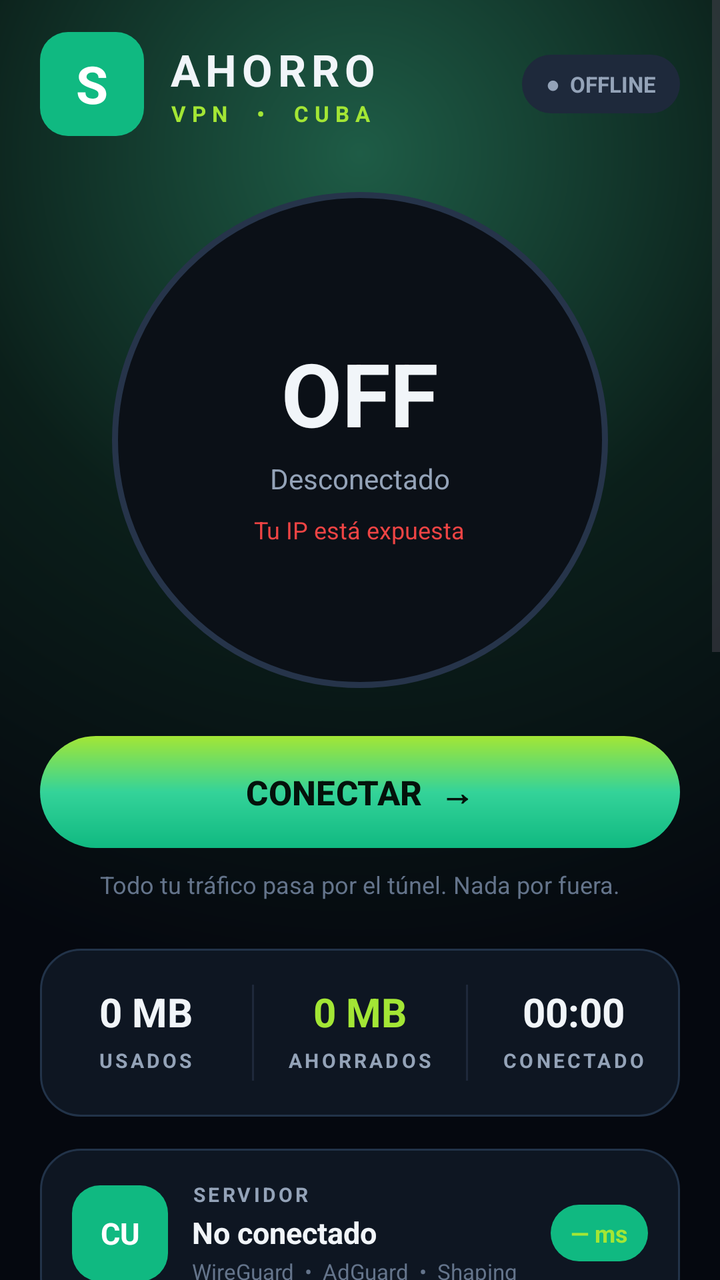
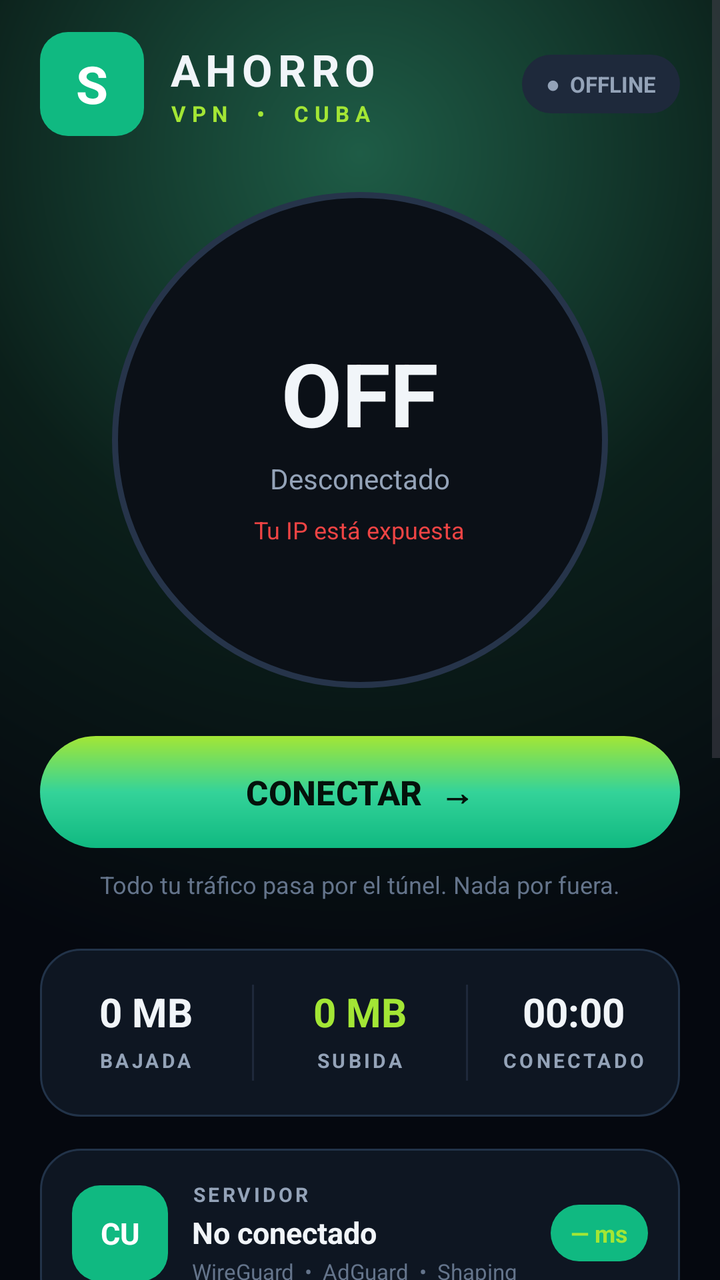

The first picture is an Android layout as it rendered before a commit; the second is the same layout after the commit. The layout source and the unified diff follow.
<!-- AndroidManifest.xml: application theme Theme.AhorroVPN -->
<!-- res/layout/activity_main.xml -->
<?xml version="1.0" encoding="utf-8"?>
<ScrollView xmlns:android="http://schemas.android.com/apk/res/android"
    xmlns:app="http://schemas.android.com/apk/res-auto"
    android:layout_width="match_parent"
    android:layout_height="match_parent"
    android:background="@drawable/bg_aurora">

    <LinearLayout
        android:layout_width="match_parent"
        android:layout_height="wrap_content"
        android:orientation="vertical"
        android:paddingStart="20dp"
        android:paddingEnd="20dp"
        android:paddingTop="16dp"
        android:paddingBottom="24dp">

        
        <LinearLayout
            android:layout_width="match_parent"
            android:layout_height="wrap_content"
            android:gravity="center_vertical"
            android:orientation="horizontal">

            <TextView
                android:layout_width="52dp"
                android:layout_height="52dp"
                android:background="@drawable/bg_logo"
                android:gravity="center"
                android:text="S"
                android:textColor="@color/white"
                android:textSize="26sp"
                android:textStyle="bold" />

            <LinearLayout
                android:layout_width="0dp"
                android:layout_height="wrap_content"
                android:layout_marginStart="12dp"
                android:layout_weight="1"
                android:orientation="vertical">
                <TextView
                    android:layout_width="wrap_content"
                    android:layout_height="wrap_content"
                    android:letterSpacing="0.12"
                    android:text="AHORRO"
                    android:textColor="@color/text_primary"
                    android:textSize="22sp"
                    android:textStyle="bold" />
                <TextView
                    android:layout_width="wrap_content"
                    android:layout_height="wrap_content"
                    android:letterSpacing="0.28"
                    android:text="VPN  •  CUBA"
                    android:textColor="@color/lime"
                    android:textSize="11sp"
                    android:textStyle="bold" />
            </LinearLayout>

            <TextView
                android:id="@+id/txtStatusPill"
                android:layout_width="wrap_content"
                android:layout_height="wrap_content"
                android:background="@drawable/bg_pill_off"
                android:paddingStart="12dp"
                android:paddingEnd="12dp"
                android:paddingTop="7dp"
                android:paddingBottom="7dp"
                android:text="●  OFFLINE"
                android:textColor="@color/text_secondary"
                android:textSize="11sp"
                android:textStyle="bold" />
        </LinearLayout>

        
        <LinearLayout
            android:layout_width="match_parent"
            android:layout_height="wrap_content"
            android:layout_marginTop="28dp"
            android:gravity="center"
            android:orientation="vertical">

            <FrameLayout
                android:id="@+id/dialView"
                android:layout_width="248dp"
                android:layout_height="248dp"
                android:background="@drawable/bg_dial_off">

                <LinearLayout
                    android:layout_width="match_parent"
                    android:layout_height="match_parent"
                    android:gravity="center"
                    android:orientation="vertical"
                    android:padding="24dp">

                    <TextView
                        android:id="@+id/txtDialState"
                        android:layout_width="wrap_content"
                        android:layout_height="wrap_content"
                        android:text="OFF"
                        android:textColor="@color/text_primary"
                        android:textSize="44sp"
                        android:textStyle="bold" />

                    <TextView
                        android:id="@+id/txtStatus"
                        android:layout_width="wrap_content"
                        android:layout_height="wrap_content"
                        android:layout_marginTop="4dp"
                        android:text="Desconectado"
                        android:textColor="@color/text_secondary"
                        android:textSize="14sp" />

                    <TextView
                        android:id="@+id/txtDialIp"
                        android:layout_width="wrap_content"
                        android:layout_height="wrap_content"
                        android:layout_marginTop="8dp"
                        android:text="Tu IP está expuesta"
                        android:textColor="@color/red"
                        android:textSize="12sp" />
                </LinearLayout>
            </FrameLayout>

            
            <com.google.android.material.button.MaterialButton
                android:id="@+id/btnToggle"
                android:layout_width="match_parent"
                android:layout_height="56dp"
                android:layout_marginTop="24dp"
                android:background="@drawable/bg_pill_button"
                android:elevation="8dp"
                android:text="CONECTAR  →"
                android:textColor="#04120B"
                android:textSize="17sp"
                android:textStyle="bold"
                app:backgroundTint="@null"
                app:cornerRadius="28dp" />

            <TextView
                android:layout_width="wrap_content"
                android:layout_height="wrap_content"
                android:layout_marginTop="10dp"
                android:text="Todo tu tráfico pasa por el túnel. Nada por fuera."
                android:textColor="@color/text_muted"
                android:textSize="12sp" />
        </LinearLayout>

        
        <LinearLayout
            android:layout_width="match_parent"
            android:layout_height="wrap_content"
            android:layout_marginTop="24dp"
            android:background="@drawable/bg_glass"
            android:orientation="horizontal"
            android:paddingTop="18dp"
            android:paddingBottom="18dp">

            <LinearLayout
                android:layout_width="0dp"
                android:layout_height="wrap_content"
                android:layout_weight="1"
                android:gravity="center"
                android:orientation="vertical">
                <TextView
                    android:id="@+id/txtUsed"
                    android:layout_width="wrap_content"
                    android:layout_height="wrap_content"
                    android:text="0 MB"
                    android:textColor="@color/text_primary"
                    android:textSize="20sp"
                    android:textStyle="bold" />
                <TextView
                    android:layout_width="wrap_content"
                    android:layout_height="wrap_content"
                    android:layout_marginTop="4dp"
                    android:letterSpacing="0.14"
                    android:text="USADOS"
                    android:textColor="@color/text_secondary"
                    android:textSize="10sp"
                    android:textStyle="bold" />
            </LinearLayout>

            <View
                android:layout_width="1dp"
                android:layout_height="48dp"
                android:background="@color/card_border" />

            <LinearLayout
                android:layout_width="0dp"
                android:layout_height="wrap_content"
                android:layout_weight="1"
                android:gravity="center"
                android:orientation="vertical">
                <TextView
                    android:id="@+id/txtSaved"
                    android:layout_width="wrap_content"
                    android:layout_height="wrap_content"
                    android:text="0 MB"
                    android:textColor="@color/lime"
                    android:textSize="20sp"
                    android:textStyle="bold" />
                <TextView
                    android:layout_width="wrap_content"
                    android:layout_height="wrap_content"
                    android:layout_marginTop="4dp"
                    android:letterSpacing="0.14"
                    android:text="AHORRADOS"
                    android:textColor="@color/text_secondary"
                    android:textSize="10sp"
                    android:textStyle="bold" />
            </LinearLayout>

            <View
                android:layout_width="1dp"
                android:layout_height="48dp"
                android:background="@color/card_border" />

            <LinearLayout
                android:layout_width="0dp"
                android:layout_height="wrap_content"
                android:layout_weight="1"
                android:gravity="center"
                android:orientation="vertical">
                <TextView
                    android:id="@+id/txtTime"
                    android:layout_width="wrap_content"
                    android:layout_height="wrap_content"
                    android:text="00:00"
                    android:textColor="@color/text_primary"
                    android:textSize="20sp"
                    android:textStyle="bold" />
                <TextView
                    android:layout_width="wrap_content"
                    android:layout_height="wrap_content"
                    android:layout_marginTop="4dp"
                    android:letterSpacing="0.14"
                    android:text="CONECTADO"
                    android:textColor="@color/text_secondary"
                    android:textSize="10sp"
                    android:textStyle="bold" />
            </LinearLayout>
        </LinearLayout>

        
        <LinearLayout
            android:layout_width="match_parent"
            android:layout_height="wrap_content"
            android:layout_marginTop="16dp"
            android:background="@drawable/bg_glass"
            android:gravity="center_vertical"
            android:orientation="horizontal"
            android:padding="16dp">

            <TextView
                android:layout_width="48dp"
                android:layout_height="48dp"
                android:background="@drawable/bg_logo"
                android:gravity="center"
                android:text="CU"
                android:textColor="@color/white"
                android:textSize="15sp"
                android:textStyle="bold" />

            <LinearLayout
                android:layout_width="0dp"
                android:layout_height="wrap_content"
                android:layout_marginStart="12dp"
                android:layout_weight="1"
                android:orientation="vertical">
                <TextView
                    android:layout_width="wrap_content"
                    android:layout_height="wrap_content"
                    android:letterSpacing="0.14"
                    android:text="SERVIDOR"
                    android:textColor="@color/text_secondary"
                    android:textSize="10sp"
                    android:textStyle="bold" />
                <TextView
                    android:id="@+id/txtServer"
                    android:layout_width="wrap_content"
                    android:layout_height="wrap_content"
                    android:layout_marginTop="2dp"
                    android:text="No conectado"
                    android:textColor="@color/text_primary"
                    android:textSize="15sp"
                    android:textStyle="bold" />
                <TextView
                    android:layout_width="wrap_content"
                    android:layout_height="wrap_content"
                    android:layout_marginTop="2dp"
                    android:text="WireGuard  •  AdGuard  •  Shaping"
                    android:textColor="@color/text_muted"
                    android:textSize="11sp" />
            </LinearLayout>

            <TextView
                android:layout_width="wrap_content"
                android:layout_height="wrap_content"
                android:background="@drawable/bg_pill_on"
                android:paddingStart="10dp"
                android:paddingEnd="10dp"
                android:paddingTop="6dp"
                android:paddingBottom="6dp"
                android:text="— ms"
                android:textColor="@color/lime"
                android:textSize="12sp"
                android:textStyle="bold" />
        </LinearLayout>

        
        <LinearLayout
            android:layout_width="match_parent"
            android:layout_height="wrap_content"
            android:layout_marginTop="16dp"
            android:background="@drawable/bg_glass"
            android:orientation="vertical"
            android:padding="16dp">
            <TextView
                android:layout_width="wrap_content"
                android:layout_height="wrap_content"
                android:letterSpacing="0.14"
                android:text="CONFIG WIREGUARD"
                android:textColor="@color/text_secondary"
                android:textSize="10sp"
                android:textStyle="bold" />
            <TextView
                android:id="@+id/txtConfigStatus"
                android:layout_width="wrap_content"
                android:layout_height="wrap_content"
                android:layout_marginTop="6dp"
                android:text="Sin config guardada"
                android:textColor="@color/text_primary"
                android:textSize="14sp" />
            <EditText
                android:id="@+id/edtConfig"
                android:layout_width="match_parent"
                android:layout_height="140dp"
                android:layout_marginTop="10dp"
                android:background="@drawable/bg_input"
                android:gravity="top"
                android:hint="Pega aquí el texto completo de sam.conf"
                android:inputType="textMultiLine"
                android:padding="12dp"
                android:textColor="@color/text_primary"
                android:textColorHint="@color/text_muted"
                android:textSize="11sp"
                android:typeface="monospace" />
            <LinearLayout
                android:layout_width="match_parent"
                android:layout_height="wrap_content"
                android:layout_marginTop="12dp"
                android:orientation="horizontal">
                <com.google.android.material.button.MaterialButton
                    android:id="@+id/btnSaveConfig"
                    android:layout_width="0dp"
                    android:layout_height="48dp"
                    android:layout_weight="1"
                    android:text="Guardar config"
                    android:textColor="#04120B"
                    app:backgroundTint="@color/emerald"
                    app:cornerRadius="12dp" />
                <View android:layout_width="12dp" android:layout_height="1dp" />
                <com.google.android.material.button.MaterialButton
                    android:id="@+id/btnClearConfig"
                    android:layout_width="0dp"
                    android:layout_height="48dp"
                    android:layout_weight="1"
                    android:text="Borrar"
                    android:textColor="@color/text_primary"
                    app:backgroundTint="@color/card"
                    app:cornerRadius="12dp" />
            </LinearLayout>
        </LinearLayout>

        
        <LinearLayout
            android:layout_width="match_parent"
            android:layout_height="wrap_content"
            android:layout_marginTop="16dp"
            android:background="@drawable/bg_terminal"
            android:orientation="vertical"
            android:padding="16dp">
            <LinearLayout
                android:layout_width="match_parent"
                android:layout_height="wrap_content"
                android:gravity="center_vertical"
                android:orientation="horizontal">
                <TextView
                    android:layout_width="10dp"
                    android:layout_height="10dp"
                    android:background="@drawable/bg_dot_red" />
                <TextView
                    android:layout_width="10dp"
                    android:layout_height="10dp"
                    android:layout_marginStart="6dp"
                    android:background="@drawable/bg_dot_yellow" />
                <TextView
                    android:layout_width="10dp"
                    android:layout_height="10dp"
                    android:layout_marginStart="6dp"
                    android:background="@drawable/bg_dot_green" />
                <TextView
                    android:layout_width="wrap_content"
                    android:layout_height="wrap_content"
                    android:layout_marginStart="12dp"
                    android:letterSpacing="0.14"
                    android:text="REGISTRO  •  EN VIVO"
                    android:textColor="@color/text_secondary"
                    android:textSize="10sp"
                    android:textStyle="bold" />
            </LinearLayout>
            <TextView
                android:layout_width="wrap_content"
                android:layout_height="wrap_content"
                android:layout_marginTop="6dp"
                android:text="Toca el registro para copiarlo"
                android:textColor="@color/text_muted"
                android:textSize="11sp" />
            <TextView
                android:id="@+id/txtLog"
                android:layout_width="match_parent"
                android:layout_height="150dp"
                android:layout_marginTop="10dp"
                android:text="Sin eventos todavía."
                android:textColor="@color/lime"
                android:textSize="11sp"
                android:typeface="monospace" />
        </LinearLayout>

        <TextView
            android:layout_width="match_parent"
            android:layout_height="wrap_content"
            android:layout_marginTop="20dp"
            android:gravity="center"
            android:text="Hecho para Cuba  •  Todo tu tráfico pasa por el túnel"
            android:textColor="@color/text_muted"
            android:textSize="11sp" />

    </LinearLayout>
</ScrollView>
<!-- resources referenced by this layout -->
<resources>
  <color name="card">#111927</color>
  <color name="card_border">#1E293B</color>
  <color name="emerald">#10B981</color>
  <color name="lime">#A3E635</color>
  <color name="red">#EF4444</color>
  <color name="text_muted">#64748B</color>
  <color name="text_primary">#F1F5F9</color>
  <color name="text_secondary">#94A3B8</color>
  <color name="white">#FFFFFF</color>
  <!-- drawable bg_dial_off (drawable) -->
  <?xml version="1.0" encoding="utf-8"?>
  <shape xmlns:android="http://schemas.android.com/apk/res/android" android:shape="oval">
      <solid android:color="#0B1017" />
      <stroke android:width="3dp" android:color="#26344A" />
  </shape>
  <!-- drawable bg_dot_green (drawable) -->
  <?xml version="1.0" encoding="utf-8"?>
  <shape xmlns:android="http://schemas.android.com/apk/res/android" android:shape="oval">
      <solid android:color="#10B981" />
  </shape>
  <!-- drawable bg_dot_red (drawable) -->
  <?xml version="1.0" encoding="utf-8"?>
  <shape xmlns:android="http://schemas.android.com/apk/res/android" android:shape="oval">
      <solid android:color="#EF4444" />
  </shape>
  <!-- drawable bg_dot_yellow (drawable) -->
  <?xml version="1.0" encoding="utf-8"?>
  <shape xmlns:android="http://schemas.android.com/apk/res/android" android:shape="oval">
      <solid android:color="#F59E0B" />
  </shape>
  <!-- drawable bg_glass (drawable) -->
  <?xml version="1.0" encoding="utf-8"?>
  <shape xmlns:android="http://schemas.android.com/apk/res/android" android:shape="rectangle">
      <solid android:color="#0E1622" />
      <corners android:radius="20dp" />
      <stroke android:width="1dp" android:color="#223349" />
  </shape>
  <!-- drawable bg_input (drawable) -->
  <?xml version="1.0" encoding="utf-8"?>
  <shape xmlns:android="http://schemas.android.com/apk/res/android" android:shape="rectangle">
      <solid android:color="#0B1017" />
      <corners android:radius="12dp" />
      <stroke android:width="1dp" android:color="#2A3B52" />
  </shape>
  <!-- drawable bg_logo (drawable) -->
  <?xml version="1.0" encoding="utf-8"?>
  <shape xmlns:android="http://schemas.android.com/apk/res/android" android:shape="rectangle">
      <solid android:color="#10B981" />
      <corners android:radius="14dp" />
  </shape>
  <!-- drawable bg_pill_button (drawable) -->
  <?xml version="1.0" encoding="utf-8"?>
  <shape xmlns:android="http://schemas.android.com/apk/res/android" android:shape="rectangle">
      <gradient android:angle="90" android:startColor="#10B981" android:centerColor="#34D399" android:endColor="#A3E635" android:type="linear" />
      <corners android:radius="28dp" />
  </shape>
  <!-- drawable bg_pill_off (drawable) -->
  <?xml version="1.0" encoding="utf-8"?>
  <shape xmlns:android="http://schemas.android.com/apk/res/android" android:shape="rectangle">
      <solid android:color="#1E293B" />
      <corners android:radius="20dp" />
  </shape>
  <!-- drawable bg_pill_on (drawable) -->
  <?xml version="1.0" encoding="utf-8"?>
  <shape xmlns:android="http://schemas.android.com/apk/res/android" android:shape="rectangle">
      <solid android:color="#10B981" />
      <corners android:radius="20dp" />
  </shape>
  <!-- drawable bg_terminal (drawable) -->
  <?xml version="1.0" encoding="utf-8"?>
  <shape xmlns:android="http://schemas.android.com/apk/res/android" android:shape="rectangle">
      <solid android:color="#04070C" />
      <corners android:radius="16dp" />
      <stroke android:width="1dp" android:color="#1E293B" />
  </shape>
  <style name="Theme.AhorroVPN" parent="Theme.Material3.DayNight.NoActionBar">
          <item name="colorPrimary">@color/emerald</item>
          <item name="colorOnPrimary">@color/white</item>
          <item name="android:windowBackground">#05080F</item>
          <item name="colorSurface">@color/card</item>
      </style>
  <!-- unchanged entries left out for length: 1 -->
</resources>

<!-- the commit's change to res/layout/activity_main.xml (unified diff, before → after) -->
@@ -173,7 +173,7 @@
                     android:layout_height="wrap_content"
                     android:layout_marginTop="4dp"
                     android:letterSpacing="0.14"
-                    android:text="USADOS"
+                    android:text="BAJADA"
                     android:textColor="@color/text_secondary"
                     android:textSize="10sp"
                     android:textStyle="bold" />
@@ -203,7 +203,7 @@
                     android:layout_height="wrap_content"
                     android:layout_marginTop="4dp"
                     android:letterSpacing="0.14"
-                    android:text="AHORRADOS"
+                    android:text="SUBIDA"
                     android:textColor="@color/text_secondary"
                     android:textSize="10sp"
                     android:textStyle="bold" />
@@ -327,48 +327,16 @@
                 android:layout_width="wrap_content"
                 android:layout_height="wrap_content"
                 android:layout_marginTop="6dp"
-                android:text="Sin config guardada"
+                android:text="Config global pendiente"
                 android:textColor="@color/text_primary"
                 android:textSize="14sp" />
-            <EditText
-                android:id="@+id/edtConfig"
-                android:layout_width="match_parent"
-                android:layout_height="140dp"
-                android:layout_marginTop="10dp"
-                android:background="@drawable/bg_input"
-                android:gravity="top"
-                android:hint="Pega aquí el texto completo de sam.conf"
-                android:inputType="textMultiLine"
-                android:padding="12dp"
-                android:textColor="@color/text_primary"
-                android:textColorHint="@color/text_muted"
-                android:textSize="11sp"
-                android:typeface="monospace" />
-            <LinearLayout
-                android:layout_width="match_parent"
-                android:layout_height="wrap_content"
-                android:layout_marginTop="12dp"
-                android:orientation="horizontal">
-                <com.google.android.material.button.MaterialButton
-                    android:id="@+id/btnSaveConfig"
-                    android:layout_width="0dp"
-                    android:layout_height="48dp"
-                    android:layout_weight="1"
-                    android:text="Guardar config"
-                    android:textColor="#04120B"
-                    app:backgroundTint="@color/emerald"
-                    app:cornerRadius="12dp" />
-                <View android:layout_width="12dp" android:layout_height="1dp" />
-                <com.google.android.material.button.MaterialButton
-                    android:id="@+id/btnClearConfig"
-                    android:layout_width="0dp"
-                    android:layout_height="48dp"
-                    android:layout_weight="1"
-                    android:text="Borrar"
-                    android:textColor="@color/text_primary"
-                    app:backgroundTint="@color/card"
-                    app:cornerRadius="12dp" />
-            </LinearLayout>
+            <TextView
+                android:layout_width="wrap_content"
+                android:layout_height="wrap_content"
+                android:layout_marginTop="4dp"
+                android:text="La config viene dentro de la app, es la misma para todos. No hay que pegar nada."
+                android:textColor="@color/text_muted"
+                android:textSize="12sp" />
         </LinearLayout>
 
         
<!-- resource entries referenced after the edit -->
@@ -36,13 +36,6 @@
       <solid android:color="#0E1622" />
       <corners android:radius="20dp" />
       <stroke android:width="1dp" android:color="#223349" />
-  </shape>
-  <!-- drawable bg_input (drawable) -->
-  <?xml version="1.0" encoding="utf-8"?>
-  <shape xmlns:android="http://schemas.android.com/apk/res/android" android:shape="rectangle">
-      <solid android:color="#0B1017" />
-      <corners android:radius="12dp" />
-      <stroke android:width="1dp" android:color="#2A3B52" />
   </shape>
   <!-- drawable bg_logo (drawable) -->
   <?xml version="1.0" encoding="utf-8"?>
